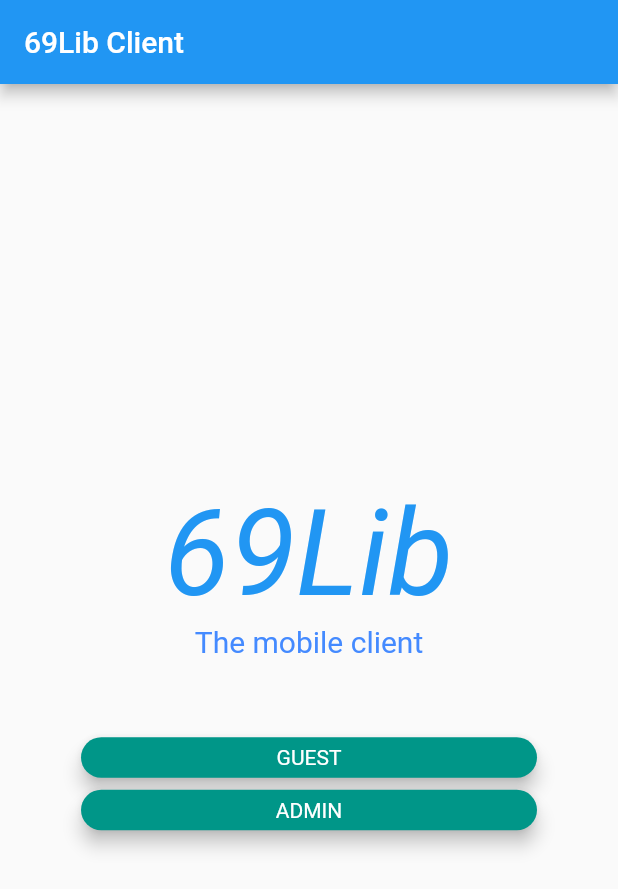
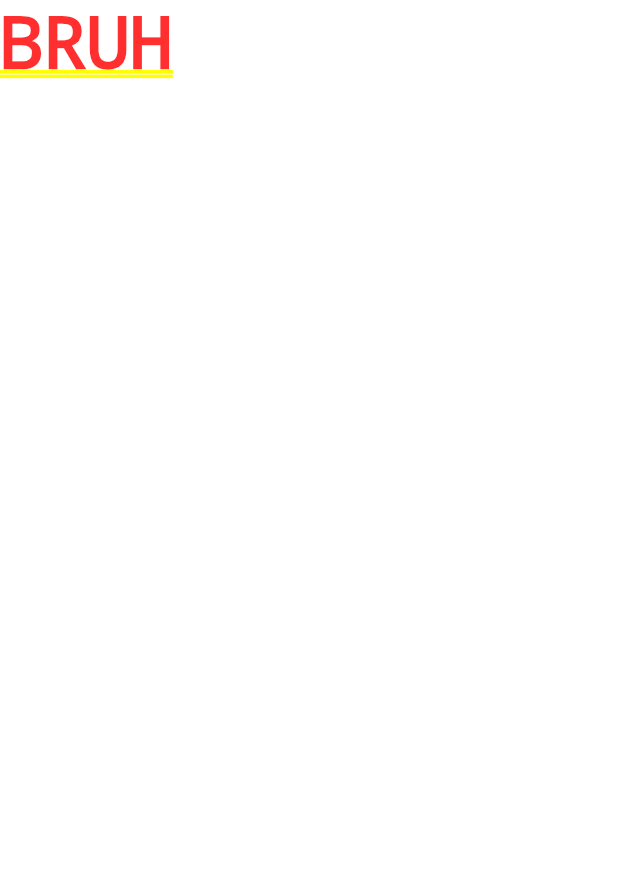
Before and after one commit to TheWisePigeon/library_69_client, a Flutter app: the screen it shows after launch, after a tap on "GUEST", on a phone screen of 412 x 824 dp. Shown: the top 889 px of the screen. Run offline on Flutter 3.47's test engine with Material 2 defaults, Android fonts, the phone set to English and light mode, and no system bars.

```diff
--- a/lib/main.dart
+++ b/lib/main.dart
@@ -1,5 +1,7 @@
 import 'package:flutter/material.dart';
 import 'screens/welcome_screen.dart';
+import 'screens/admin_screen.dart';
+import 'screens/guest_screen.dart';
 void main() {
   runApp( MyApp());
 }
@@ -11,9 +13,10 @@ class MyApp extends StatelessWidget {
     return MaterialApp(
       routes: {
         "/" : (context)=> WelcomeScreen(),
-        //"/guest"
-        //"/admin"
+        "/guest" : (context)=> GuestScreen(),
+        "/admin": (context)=> AdminScreen()
       },
+      initialRoute: "/",
     );
   }
 }
--- a/lib/screens/guest_screen.dart
+++ b/lib/screens/guest_screen.dart
@@ -0,0 +1,11 @@
+import 'package:flutter/material.dart';
+
+class GuestScreen extends StatelessWidget {
+
+  @override
+  Widget build(BuildContext context) {
+    return Container(
+      child: Text('BRUH'),
+    );
+  }
+}
--- a/lib/screens/welcome_screen.dart
+++ b/lib/screens/welcome_screen.dart
@@ -46,7 +46,7 @@ class WelcomeScreen extends StatelessWidget {
                       style: TextStyle(color: Colors.white),
                     )),
                     onTap: () {
-                      print("bruh");
+                      Navigator.pushNamed(context, "/guest");
                     },
                   ),
                   shape: RoundedRectangleBorder(
@@ -63,7 +63,9 @@ class WelcomeScreen extends StatelessWidget {
                     child: Center(
                         child: Text('ADMIN',
                             style: TextStyle(color: Colors.white))),
-                    onTap: () {},
+                    onTap: () {
+                      Navigator.pushNamed(context, "/admin");
+                    },
                   ),
                   shape: RoundedRectangleBorder(
                       borderRadius: BorderRadius.all(Radius.circular(16.0))),
```
Also changed, not shown: lib/screens/admin_screen.dart (+12 -0 lines).
